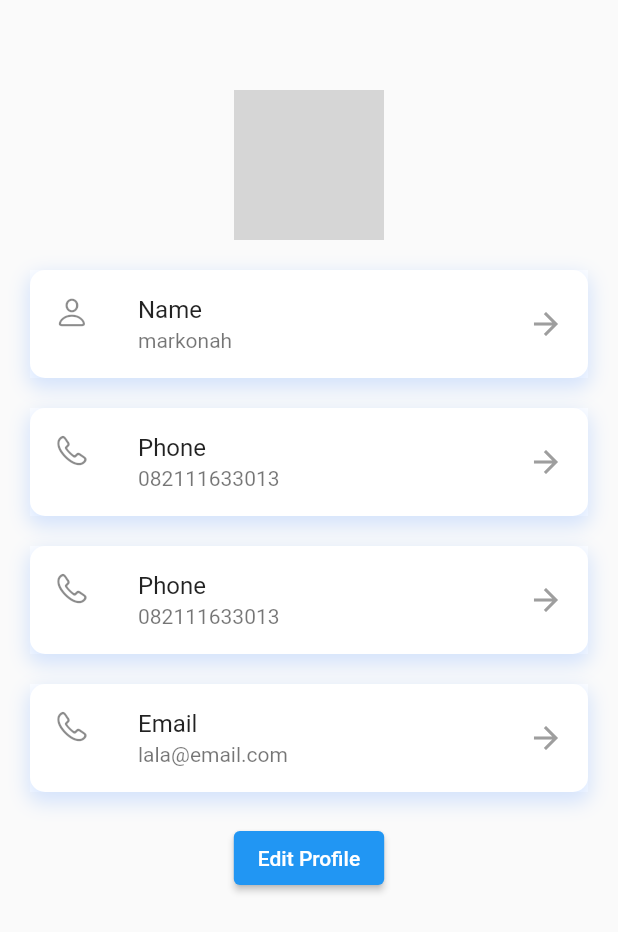
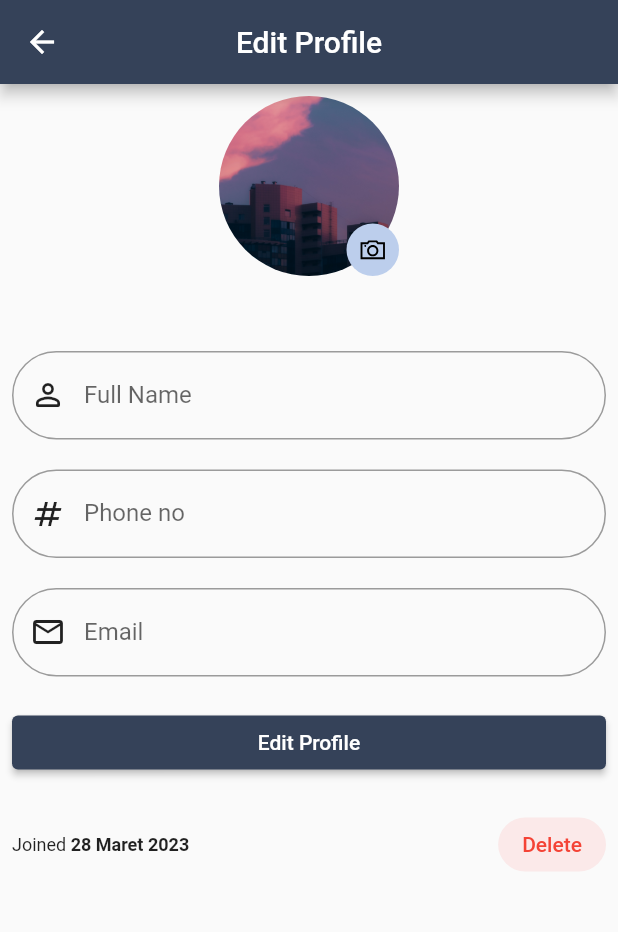
Before and after one commit to Darfito/Pmob, a Flutter app: the ProfileScreen screen opened directly, after a tap on "Edit Profile", on a phone screen of 412 x 824 dp. Shown: the top 932 px of the screen. Run offline on Flutter 3.47's test engine with Material 2 defaults, Android fonts, the phone set to English and light mode, and no system bars; our stand-ins replace google_fonts, google_nav_bar, line_awesome_flutter; missing offline and left inert: dart:html; grey boxes are pictures that could not be loaded.

Commit message:
edit_profile dah kelar notif search utiwi

```diff
--- a/lib/Pages/about_us.dart
+++ b/lib/Pages/about_us.dart
@@ -66,9 +66,8 @@ class AboutUs extends StatelessWidget {
           ],
         ),
       ),
-      body: Column(
-        children: [
-          Padding(
+      body: SingleChildScrollView(
+        child: Padding(
           padding: const EdgeInsets.all(10.0),
           child: Expanded(
               child: Text(
@@ -80,7 +79,6 @@ class AboutUs extends StatelessWidget {
             ),
           )),
         ),
-        ],
       ),
     );
   }
--- /dev/null
+++ b/lib/Pages/edit_profile.dart
@@ -0,0 +1,155 @@
+import 'package:flutter/material.dart';
+import 'package:line_awesome_flutter/line_awesome_flutter.dart';
+
+class edit_profile extends StatelessWidget {
+  const edit_profile({super.key});
+
+  @override
+  Widget build(BuildContext context) {
+    return Scaffold(
+      appBar: AppBar(
+        centerTitle: true,
+        backgroundColor: Color.fromRGBO(53, 66, 89, 1.0),
+        title: Text("Edit Profile"),
+      ),
+      body: SingleChildScrollView(
+        child: Container(
+          padding: EdgeInsets.all(8.0),
+          child: Column(
+            children: [
+              Stack(
+                children: [
+                  SizedBox(
+                    width: 120,
+                    height: 120,
+                    child: ClipRRect(
+                      borderRadius: BorderRadius.circular(100),
+                      child: Image(
+                          image: AssetImage('assets/images/evening-sky.jpg')),
+                    ),
+                  ),
+                  Positioned(
+                    bottom: 0,
+                    right: 0,
+                    child: Container(
+                      width: 35,
+                      height: 35,
+                      decoration: BoxDecoration(
+                        borderRadius: BorderRadius.circular(100),
+                        color: Color.fromRGBO(188, 206, 236, 1),
+                      ),
+                      child: Icon(
+                        LineAwesomeIcons.camera,
+                        color: Colors.black,
+                        size: 20,
+                      ),
+                    ),
+                  )
+                ],
+              ),
+              SizedBox(
+                height: 50,
+              ),
+              Form(
+                  child: Column(
+                children: [
+                  TextFormField(
+                    decoration: InputDecoration(
+                        border: OutlineInputBorder(
+                            borderRadius: BorderRadius.circular(100)),
+                        prefixIconColor: Colors.black87,
+                        floatingLabelStyle: TextStyle(color: Colors.black87),
+                        focusedBorder: OutlineInputBorder(
+                            borderRadius: BorderRadius.circular(100),
+                            borderSide:
+                                BorderSide(width: 2, color: Colors.black87)),
+                        label: Text("Full Name"),
+                        prefixIcon: Icon(Icons.person_outline_rounded)),
+                  ),
+                  SizedBox(
+                    height: 20,
+                  ),
+                  TextFormField(
+                    decoration: InputDecoration(
+                        border: OutlineInputBorder(
+                            borderRadius: BorderRadius.circular(100)),
+                        prefixIconColor: Colors.black87,
+                        floatingLabelStyle: TextStyle(color: Colors.black87),
+                        focusedBorder: OutlineInputBorder(
+                            borderRadius: BorderRadius.circular(100),
+                            borderSide:
+                                BorderSide(width: 2, color: Colors.black87)),
+                        label: Text("Phone no"),
+                        prefixIcon: Icon(Icons.numbers)),
+                  ),
+                  SizedBox(
+                    height: 20,
+                  ),
+                  TextFormField(
+                    decoration: InputDecoration(
+                        border: OutlineInputBorder(
+                            borderRadius: BorderRadius.circular(100)),
+                        prefixIconColor: Colors.black87,
+                        floatingLabelStyle: TextStyle(color: Colors.black87),
+                        focusedBorder: OutlineInputBorder(
+                            borderRadius: BorderRadius.circular(100),
+                            borderSide:
+                                BorderSide(width: 2, color: Colors.black87)),
+                        label: Text("Email"),
+                        prefixIcon: Icon(Icons.email_outlined)),
+                  ),
+                  SizedBox(
+                    height: 20,
+                  ),
+                  SizedBox(
+                    width: double.infinity,
+                    child: ElevatedButton(
+                        style: ElevatedButton.styleFrom(
+                            backgroundColor: Color.fromRGBO(53, 66, 89, 1.0)),
+                        onPressed: () {
+                          Navigator.push(
+                              context,
+                              MaterialPageRoute(
+                                  builder: (context) => const edit_profile()));
+                        },
+                        child: const Text(
+                          "Edit Profile",
+                          style: TextStyle(color: Colors.white),
+                        )),
+                  ),
+                  SizedBox(
+                    height: 20,
+                  ),
+                  Row(
+                    mainAxisAlignment: MainAxisAlignment.spaceBetween,
+                    children: [
+                      Text.rich(TextSpan(
+                          text: "Joined",
+                          style: TextStyle(fontSize: 12),
+                          children: [
+                            TextSpan(
+                                text: " 28 Maret 2023",
+                                style: TextStyle(
+                                    fontWeight: FontWeight.bold, fontSize: 12))
+                          ])),
+                      ElevatedButton(
+                          onPressed: () {},
+                          style: ElevatedButton.styleFrom(
+                            backgroundColor: Colors.redAccent.withOpacity(0.1),
+                            elevation: 0,
+                            foregroundColor: Colors.red,
+                            shape: StadiumBorder(),
+                            side: BorderSide.none,
+                          ),
+                          child: Text("Delete"))
+                    ],
+                  ),
+                ],
+              ))
+            ],
+          ),
+        ),
+      ),
+    );
+  }
+}
--- a/lib/Pages/profile_user.dart
+++ b/lib/Pages/profile_user.dart
@@ -1,36 +1,19 @@
 import 'package:flutter/cupertino.dart';
 import 'package:flutter/material.dart';
 import 'package:flutter/services.dart';
-
-void main() {
-  SystemChrome.setSystemUIOverlayStyle(SystemUiOverlayStyle(
-      statusBarColor: Colors.transparent,
-      statusBarIconBrightness: Brightness.dark));
-  runApp(const MyApp());
-}
-
-class MyApp extends StatelessWidget {
-  const MyApp({super.key});
-
-  // This widget is the root of your application.
-  @override
-  Widget build(BuildContext context) {
-    return MaterialApp(
-      title: 'Flutter Demo',
-      theme: ThemeData(
-        // is not restarted.
-        primarySwatch: Colors.blue,
-      ),
-      home: const ProfileScreen(),
-    );
-  }
-}
+import 'package:tougo/Pages/edit_profile.dart';
 
 class ProfileScreen extends StatelessWidget {
   const ProfileScreen({Key? key}) : super(key: key);
+
   @override
   Widget build(BuildContext context) {
     return Scaffold(
+        appBar: AppBar(
+          centerTitle: true,
+          backgroundColor: Color.fromRGBO(53, 66, 89, 1.0),
+          title: Text("Profile"),
+        ),
         body: Padding(
           padding: const EdgeInsets.all(20),
           child: Column(
@@ -38,18 +21,22 @@ class ProfileScreen extends StatelessWidget {
               const SizedBox(height: 40),
               CircleAvatar(
                 radius: 50,
-            backgroundImage: AssetImage('assets/images/kodoktertekan.jpg'),
+                backgroundImage: AssetImage('assets/images/evening-sky.jpg'),
               ),
               const SizedBox(height: 20),
               ItemProfile('Name', 'markonah', CupertinoIcons.person),
               const SizedBox(height: 20),
               ItemProfile('Phone', '082111633013', CupertinoIcons.phone),
               const SizedBox(height: 20),
-          ItemProfile('Phone', '082111633013', CupertinoIcons.phone),
-          const SizedBox(height: 20),
               ItemProfile('Email', 'lala@email.com', CupertinoIcons.phone),
               const SizedBox(height: 20),
-          ElevatedButton(onPressed: () {}, child: const Text('Edit Profile'))
+              ElevatedButton(
+                  style: ElevatedButton.styleFrom(
+                      backgroundColor: Color.fromRGBO(53, 66, 89, 1.0)),
+                  onPressed: () {
+                    Navigator.push(context, MaterialPageRoute(builder: (context) => const edit_profile()));
+                  },
+                  child: const Text('Edit Profile'))
             ],
           ),
         ));
@@ -63,18 +50,13 @@ class ProfileScreen extends StatelessWidget {
           boxShadow: [
             BoxShadow(
                 offset: Offset(0, 5),
-                color: Colors.blueAccent.withOpacity(.2),
+                color: Color.fromRGBO(53, 66, 89, 1.0),
                 spreadRadius: 2,
                 blurRadius: 10)
           ]),
       child: ListTile(
         title: Text(title),
         subtitle: Text(subtitle),
-        leading: Icon(iconData),
-        trailing: Icon(
-          Icons.arrow_forward,
-          color: Colors.grey,
-        ),
         tileColor: Colors.white,
       ),
     );
--- a/lib/navbar_bot.dart
+++ b/lib/navbar_bot.dart
@@ -1,8 +1,6 @@
 import 'package:flutter/material.dart';
 import 'package:tougo/Pages/Search.dart';
-import 'package:tougo/main.dart';
 import 'package:tougo/Pages/stories.dart';
-import 'package:google_fonts/google_fonts.dart';
 import 'package:tougo/Pages/about_us.dart';
 import 'package:tougo/Pages/destinations.dart';
 import 'package:google_nav_bar/google_nav_bar.dart';
--- a/pubspec.yaml
+++ b/pubspec.yaml
@@ -32,6 +32,7 @@ dependencies:
     sdk: flutter
   google_fonts: ^4.0.3
   google_nav_bar: ^5.0.6
+  line_awesome_flutter: ^2.0.0
 
   # The following adds the Cupertino Icons font to your application.
   # Use with the CupertinoIcons class for iOS style icons.
```
Also changed, not shown: lib/Pages/Notification.dart (added, +78 -0 lines), lib/Pages/Search.dart (+61 -2 lines), lib/Pages/menu.dart (+43 -25 lines), assets/images/evening-sky.jpg (added), pubspec.lock. Lines whose indentation alone changed are shown as unchanged.
